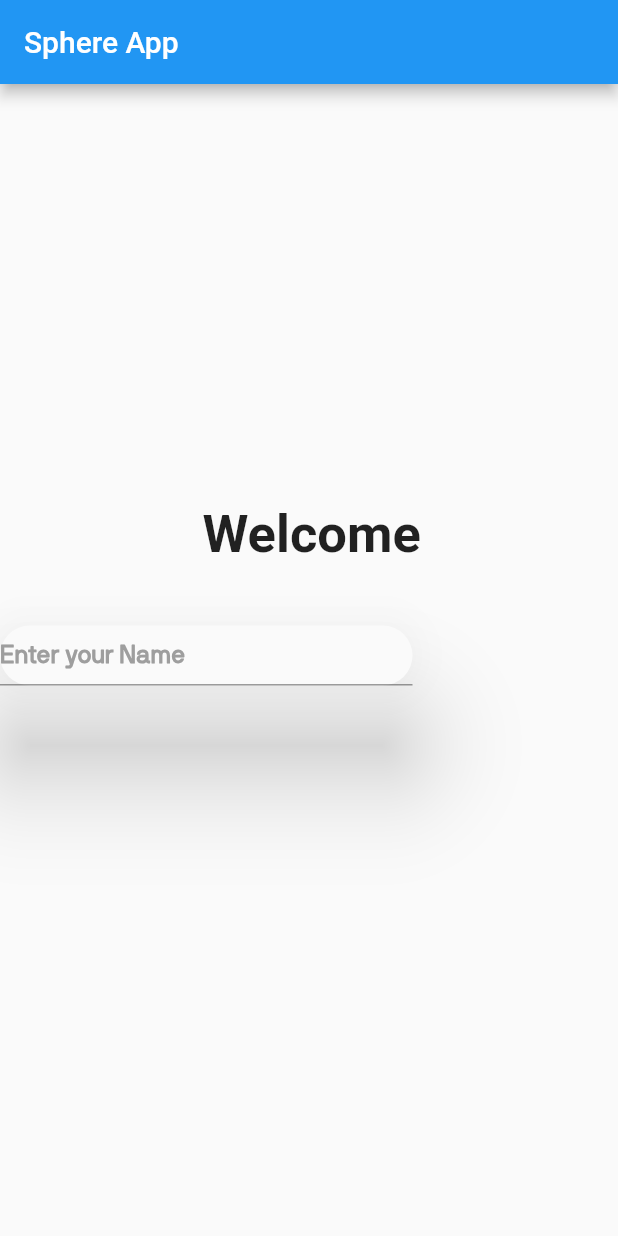
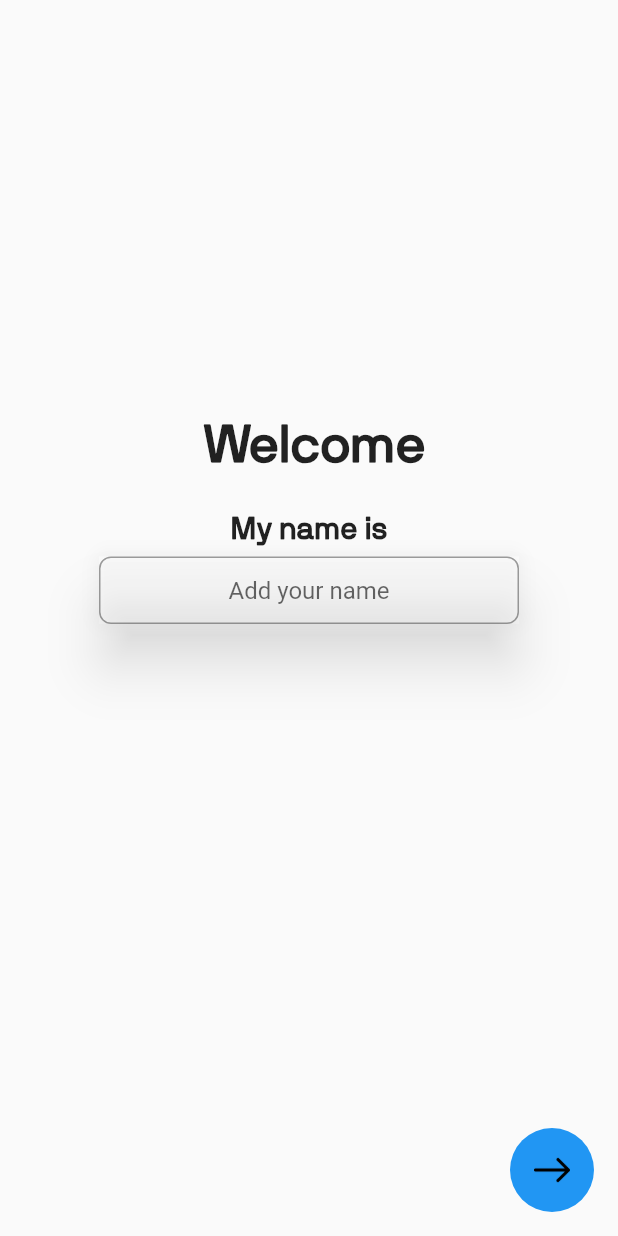
Before and after one commit to nohack11/sphere-app, a Flutter app: the screen it shows after launch, after a tap on "LOGIN", on a phone screen of 412 x 824 dp. Run offline on Flutter 3.47's test engine with Material 2 defaults, Android fonts, the phone set to English and light mode, and no system bars.

Commit message:
first page almost complete

```diff
--- a/lib/main.dart
+++ b/lib/main.dart
@@ -1,5 +1,6 @@
 import 'package:flutter/material.dart';
-import 'welcome.dart';
+import 'src/welcome.dart';
+import 'src/signup.dart';
 
 void main() {
   runApp(MyApp());
@@ -10,9 +11,7 @@ class MyApp extends StatelessWidget {
   @override
   Widget build(BuildContext context) {
     return MaterialApp(
-      debugShowCheckedModeBanner: false,
       home: new MyHomePage(),
-      title: 'Flutter Demo',
     );
   }
 }
@@ -169,7 +168,10 @@ class _MyHomePageState extends State<MyHomePage> {
             ),
             SizedBox(width: 5.0),
             InkWell(
-              onTap: () {},
+              onTap: () {
+                Navigator.push(
+                    context, MaterialPageRoute(builder: (context) => SignUp()));
+              },
               child: Text(
                 'Sign Up',
                 style: TextStyle(
--- /dev/null
+++ b/lib/src/AppTheme.dart
@@ -0,0 +1,7 @@
+import 'package:flutter/material.dart';
+
+class AppTheme {
+  get darkTheme => ThemeData(brightness: Brightness.dark);
+
+  get lightTheme => ThemeData(brightness: Brightness.light);
+}
--- /dev/null
+++ b/lib/src/register.dart
@@ -0,0 +1,31 @@
+import 'package:flutter/material.dart';
+
+class Register extends StatelessWidget {
+  @override
+  Widget build(BuildContext context) {
+    return MaterialApp(
+      home: Scaffold(
+        backgroundColor: Colors.white,
+        body: new RegisterPage(),
+      ),
+    );
+  }
+}
+
+class RegisterPage extends StatefulWidget {
+  @override
+  _RegisterState createState() => _RegisterState();
+}
+
+class _RegisterState extends State<RegisterPage> {
+  @override
+  Widget build(BuildContext context) {
+    return MaterialApp(
+      home: Scaffold(
+        body: Container(
+          color: Colors.white10,
+        ),
+      ),
+    );
+  }
+}
--- /dev/null
+++ b/lib/src/signup.dart
@@ -0,0 +1,28 @@
+import 'package:flutter/material.dart';
+
+class SignUp extends StatelessWidget {
+  @override
+  Widget build(BuildContext context) {
+    return MaterialApp(
+      theme: ThemeData(
+        primarySwatch: Colors.lightBlue.shade200,
+      ),
+    );
+  }
+}
+
+class SignUpPage extends StatefulWidget {
+  @override
+  _SignUpPageState createState() => _SignUpPageState();
+}
+
+class _SignUpPageState extends State<SignUpPage> {
+  @override
+  Widget build(BuildContext context) {
+    return new Scaffold(
+      body: Column(children: <Widget>[
+        Container(),
+      ]),
+    );
+  }
+}
--- /dev/null
+++ b/lib/src/welcome.dart
@@ -0,0 +1,104 @@
+import 'package:flutter/material.dart';
+import 'package:sphere_app/src/AppTheme.dart';
+import 'package:sphere_app/src/register.dart';
+
+// void main() {
+//   runApp(MyApp());
+// }
+
+class Welcome extends StatelessWidget {
+  // This widget is the root of your application.
+  @override
+  Widget build(BuildContext context) {
+    return MaterialApp(
+      home: WelcomePage(),
+      theme: AppTheme().lightTheme,
+    );
+  }
+}
+
+class WelcomePage extends StatefulWidget {
+  @override
+  _WelcomePageState createState() => _WelcomePageState();
+}
+
+class _WelcomePageState extends State<WelcomePage> {
+  @override
+  Widget build(BuildContext context) {
+    return MaterialApp(
+      title: 'Sphere',
+      home: Scaffold(
+        body: Column(
+          crossAxisAlignment: CrossAxisAlignment.start,
+          children: <Widget>[
+            Container(
+              padding: EdgeInsets.fromLTRB(135.0, 280.0, 0.0, 0.0),
+              child: Text('Welcome',
+                  style: TextStyle(
+                      fontSize: 35.0,
+                      fontWeight: FontWeight.bold,
+                      fontFamily: 'NB_International')),
+            ),
+            SizedBox(height: 20.0),
+            Center(
+              child: Container(
+                padding: EdgeInsets.all(8.0),
+                child: Text('My name is',
+                    style: TextStyle(
+                        fontSize: 20.0,
+                        fontWeight: FontWeight.bold,
+                        fontFamily: 'NB_International')),
+              ),
+            ),
+            Center(
+              child: Container(
+                height: 45.0,
+                width: 280.0,
+                color: Colors.white,
+                child: new Center(
+                  child: Material(
+                    color: Colors.white.withOpacity(0.1),
+                    elevation: 15.0,
+                    borderRadius: BorderRadius.all(Radius.circular(8.0)),
+                    shadowColor: Colors.white,
+                    child: TextField(
+                      //this has input decoration has to change
+                      textAlign: TextAlign.center,
+                      textAlignVertical: TextAlignVertical.bottom,
+                      decoration: InputDecoration(
+                        //fillColor: Colors.white54,
+                        //filled: true,
+                        hintText: 'Add your name',
+
+                        //labelText: 'Enter your Name',
+                        labelStyle: TextStyle(
+                          fontFamily: 'NB_International',
+                          fontWeight: FontWeight.bold,
+                          //color: Colors.grey
+                        ),
+                        border: OutlineInputBorder(
+                          borderRadius: BorderRadius.all(Radius.circular(8.0)),
+                        ),
+                      ),
+                    ),
+                  ),
+                ),
+              ),
+            ),
+          ],
+        ),
+        floatingActionButton: FloatingActionButton(
+          child: ImageIcon(AssetImage('assets/icons/right_arrow_long.png'),
+              color: Colors.black.withOpacity(1.0)),
+          //backgroundColor: Colors.black54.withOpacity(0.5),
+          foregroundColor: Colors.white,
+          elevation: 0.0,
+          onPressed: () {
+            Navigator.push(
+                context, MaterialPageRoute(builder: (context) => Register()));
+          },
+        ),
+      ),
+    );
+  }
+}
--- a/lib/welcome.dart
+++ /dev/null
@@ -1,73 +0,0 @@
-import 'package:flutter/material.dart';
-
-// void main() {
-//   runApp(MyApp());
-// }
-
-class Welcome extends StatelessWidget {
-  // This widget is the root of your application.
-  @override
-  Widget build(BuildContext context) {
-    return MaterialApp(
-      title: 'Flutter Demo',
-      theme: ThemeData(
-        primarySwatch: Colors.blue,
-      ),
-      home: WelcomePage(title: 'Flutter Demo Home Page'),
-    );
-  }
-}
-
-class WelcomePage extends StatefulWidget {
-  WelcomePage({Key key, this.title}) : super(key: key);
-
-  final String title;
-
-  @override
-  _WelcomePageState createState() => _WelcomePageState();
-}
-
-class _WelcomePageState extends State<WelcomePage> {
-  @override
-  Widget build(BuildContext context) {
-    return MaterialApp(
-      title: 'Sphere',
-      home: Scaffold(
-        appBar: AppBar(
-          title: Text('Sphere App'),
-        ),
-        body: Column(
-          crossAxisAlignment: CrossAxisAlignment.start,
-          children: <Widget>[
-            Container(
-              padding: EdgeInsets.fromLTRB(135.0, 280.0, 0.0, 0.0),
-              child: Text('Welcome',
-                  style:
-                      TextStyle(fontSize: 35.0, fontWeight: FontWeight.bold)),
-            ),
-            SizedBox(height: 40.0),
-            Container(
-              height: 40.0,
-              width: 275.0,
-              alignment: Alignment.center,
-              child: Material(
-                borderRadius: BorderRadius.circular(30.0),
-                shadowColor: Colors.grey.shade400,
-                elevation: 30.0,
-                child: TextField(
-                  decoration: InputDecoration(
-                    labelText: 'Enter your Name',
-                    labelStyle: TextStyle(
-                        fontFamily: 'NB_International',
-                        fontWeight: FontWeight.bold,
-                        color: Colors.grey),
-                  ),
-                ),
-              ),
-            ),
-          ],
-        ),
-      ),
-    );
-  }
-}
--- a/pubspec.yaml
+++ b/pubspec.yaml
@@ -30,6 +30,8 @@ dependencies:
   cupertino_icons: ^1.0.2
   firebase_core: ^1.1.1
   firebase_analytics: ^8.0.4
+  provider: ^3.0.0
+  shared_preferences: any
 
 dev_dependencies:
   flutter_test:
@@ -49,6 +51,7 @@ flutter:
   # To add assets to your application, add an assets section, like this:
   assets:
     - assets/img/
+    - assets/icons/
 
   # An image asset can refer to one or more resolution-specific "variants", see
   # https://flutter.dev/assets-and-images/#resolution-aware.
```
Also changed, not shown: assets/icons/left_arrow.png (added), assets/icons/right_arrow.png (added), assets/icons/right_arrow_long.png (added), pubspec.lock, 3 other files.
